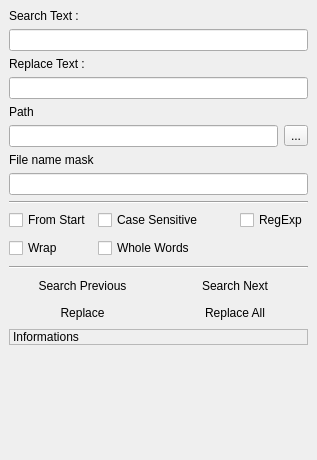
Qt form v2/branches/dev/monkey/src/qscintillamanager/ui/pSearch.ui (testmana2/mks) before a commit.
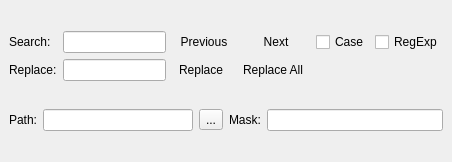
The same form after that commit. Icons and pictures are not drawn. Custom widgets are drawn as their Qt base class.

The edit to the form file:
```diff
--- a/v2/branches/dev/monkey/src/qscintillamanager/ui/pSearch.ui
+++ b/v2/branches/dev/monkey/src/qscintillamanager/ui/pSearch.ui
@@ -5,8 +5,8 @@
    <rect>
     <x>0</x>
     <y>0</y>
-    <width>317</width>
-    <height>460</height>
+    <width>452</width>
+    <height>162</height>
    </rect>
   </property>
   <property name="sizePolicy" >
@@ -20,103 +20,83 @@
   </property>
   <widget class="QWidget" name="wCentral" >
    <layout class="QVBoxLayout" >
-    <item>
-     <widget class="QLabel" name="lSearchText" >
-      <property name="text" >
-       <string>Search Text :</string>
-      </property>
-     </widget>
-    </item>
-    <item>
-     <widget class="QLineEdit" name="leSearch" >
-      <property name="toolTip" >
-       <string>Enter the string or regular expression to find.</string>
-      </property>
-     </widget>
-    </item>
-    <item>
-     <widget class="QLabel" name="lReplaceText" >
-      <property name="text" >
-       <string>Replace Text :</string>
-      </property>
-     </widget>
-    </item>
-    <item>
-     <widget class="QLineEdit" name="leReplaceText" >
-      <property name="toolTip" >
-       <string>Replace the current selection with this string</string>
-      </property>
-     </widget>
-    </item>
-    <item>
-     <widget class="QLabel" name="lPath" >
-      <property name="text" >
-       <string>Path</string>
-      </property>
-     </widget>
-    </item>
-    <item>
-     <layout class="QHBoxLayout" >
-      <item>
-       <widget class="QLineEdit" name="lePath" >
-        <property name="toolTip" >
-         <string>Path for searching</string>
-        </property>
-       </widget>
-      </item>
-      <item>
-       <widget class="QToolButton" name="tbPath" >
-        <property name="toolTip" >
-         <string>Choose dirrectory</string>
-        </property>
-        <property name="text" >
-         <string>...</string>
-        </property>
-       </widget>
-      </item>
-     </layout>
-    </item>
-    <item>
-     <widget class="QLabel" name="lMask" >
-      <property name="text" >
-       <string>File name mask</string>
-      </property>
-     </widget>
-    </item>
-    <item>
-     <widget class="QLineEdit" name="leMask" >
-      <property name="toolTip" >
-       <string>Mask of file names. Use colon for separate masks</string>
-      </property>
-     </widget>
-    </item>
-    <item>
-     <widget class="Line" name="line_2" >
-      <property name="orientation" >
-       <enum>Qt::Horizontal</enum>
-      </property>
-     </widget>
-    </item>
     <item>
      <layout class="QGridLayout" >
-      <item row="0" column="0" >
-       <widget class="QCheckBox" name="cbFromStart" >
+      <item row="1" column="0" >
+       <widget class="QLabel" name="lSearchText" >
         <property name="text" >
-         <string>From Start</string>
+         <string>Search:</string>
         </property>
        </widget>
       </item>
-      <item row="0" column="1" colspan="2" >
+      <item row="1" column="1" >
+       <widget class="QLineEdit" name="leSearch" >
+        <property name="toolTip" >
+         <string>Enter the string or regular expression to find.</string>
+        </property>
+       </widget>
+      </item>
+      <item row="1" column="2" colspan="2" >
+       <widget class="QToolButton" name="tbPrevious" >
+        <property name="sizePolicy" >
+         <sizepolicy vsizetype="Fixed" hsizetype="Expanding" >
+          <horstretch>0</horstretch>
+          <verstretch>0</verstretch>
+         </sizepolicy>
+        </property>
+        <property name="toolTip" >
+         <string>Search Previous</string>
+        </property>
+        <property name="text" >
+         <string>Previous</string>
+        </property>
+        <property name="icon" >
+         <iconset resource="../../resources/resources.qrc" >:/edit/icons/edit/previous.png</iconset>
+        </property>
+        <property name="toolButtonStyle" >
+         <enum>Qt::ToolButtonTextBesideIcon</enum>
+        </property>
+        <property name="autoRaise" >
+         <bool>true</bool>
+        </property>
+       </widget>
+      </item>
+      <item row="1" column="4" >
+       <widget class="QToolButton" name="tbNext" >
+        <property name="sizePolicy" >
+         <sizepolicy vsizetype="Fixed" hsizetype="Expanding" >
+          <horstretch>0</horstretch>
+          <verstretch>0</verstretch>
+         </sizepolicy>
+        </property>
+        <property name="toolTip" >
+         <string>Search Next</string>
+        </property>
+        <property name="text" >
+         <string>Next</string>
+        </property>
+        <property name="icon" >
+         <iconset resource="../../resources/resources.qrc" >:/edit/icons/edit/next.png</iconset>
+        </property>
+        <property name="toolButtonStyle" >
+         <enum>Qt::ToolButtonTextBesideIcon</enum>
+        </property>
+        <property name="autoRaise" >
+         <bool>true</bool>
+        </property>
+       </widget>
+      </item>
+      <item row="1" column="5" >
        <widget class="QCheckBox" name="cbCaseSensitive" >
         <property name="toolTip" >
          <string>If it's checked then the search is case sensitive.</string>
         </property>
         <property name="text" >
-         <string>Case Sensitive</string>
+         <string>Case</string>
         </property>
        </widget>
       </item>
-      <item row="0" column="3" >
+      <item row="1" column="6" >
        <widget class="QCheckBox" name="cbRegExp" >
         <property name="toolTip" >
          <string>If it's checked then expr is interpreted as a regular expression rather than a simple string.</string>
@@ -126,185 +106,135 @@
         </property>
        </widget>
       </item>
-      <item row="1" column="0" >
-       <widget class="QCheckBox" name="cbWrap" >
+      <item row="2" column="0" >
+       <widget class="QLabel" name="lReplaceText" >
+        <property name="text" >
+         <string>Replace:</string>
+        </property>
+       </widget>
+      </item>
+      <item row="2" column="1" >
+       <widget class="QLineEdit" name="leReplaceText" >
         <property name="toolTip" >
          <string>If it's checked then the search wraps around the end of the text.</string>
         </property>
+       </widget>
+      </item>
+      <item row="2" column="2" >
+       <widget class="QToolButton" name="tbReplace" >
+        <property name="sizePolicy" >
+         <sizepolicy vsizetype="Fixed" hsizetype="Expanding" >
+          <horstretch>0</horstretch>
+          <verstretch>0</verstretch>
+         </sizepolicy>
+        </property>
+        <property name="toolTip" >
+         <string>Replace</string>
+        </property>
         <property name="text" >
-         <string>Wrap</string>
+         <string>Replace</string>
         </property>
+        <property name="icon" >
+         <iconset resource="../../resources/resources.qrc" >:/edit/icons/edit/search.png</iconset>
+        </property>
+        <property name="toolButtonStyle" >
+         <enum>Qt::ToolButtonTextBesideIcon</enum>
+        </property>
+        <property name="autoRaise" >
+         <bool>true</bool>
+        </property>
        </widget>
       </item>
-      <item row="1" column="1" >
-       <widget class="QCheckBox" name="cbWholeWords" >
+      <item row="2" column="3" colspan="2" >
+       <widget class="QToolButton" name="tbReplaceAll" >
+        <property name="sizePolicy" >
+         <sizepolicy vsizetype="Fixed" hsizetype="Expanding" >
+          <horstretch>0</horstretch>
+          <verstretch>0</verstretch>
+         </sizepolicy>
+        </property>
         <property name="toolTip" >
          <string>If it's checked then the search looks for whole word matches only, otherwise it searches for any matching text.</string>
         </property>
         <property name="text" >
-         <string>Whole Words</string>
+         <string>Replace All</string>
         </property>
+        <property name="icon" >
+         <iconset resource="../../resources/resources.qrc" >:/edit/icons/edit/replace.png</iconset>
+        </property>
+        <property name="toolButtonStyle" >
+         <enum>Qt::ToolButtonTextBesideIcon</enum>
+        </property>
+        <property name="autoRaise" >
+         <bool>true</bool>
+        </property>
        </widget>
       </item>
-      <item row="1" column="2" colspan="2" >
+      <item row="2" column="5" colspan="2" >
        <spacer>
         <property name="orientation" >
          <enum>Qt::Horizontal</enum>
         </property>
-        <property name="sizeType" >
-         <enum>QSizePolicy::Ignored</enum>
-        </property>
         <property name="sizeHint" >
          <size>
-          <width>89</width>
-          <height>24</height>
+          <width>40</width>
+          <height>20</height>
          </size>
         </property>
        </spacer>
       </item>
      </layout>
     </item>
-    <item>
-     <widget class="Line" name="line" >
-      <property name="orientation" >
-       <enum>Qt::Horizontal</enum>
-      </property>
-     </widget>
-    </item>
     <item>
      <layout class="QHBoxLayout" >
       <item>
-       <widget class="QToolButton" name="tbPrevious" >
-        <property name="sizePolicy" >
-         <sizepolicy vsizetype="Fixed" hsizetype="Expanding" >
-          <horstretch>0</horstretch>
-          <verstretch>0</verstretch>
-         </sizepolicy>
-        </property>
-        <property name="toolTip" >
-         <string>Search Previous</string>
-        </property>
-        <property name="text" >
-         <string>Search Previous</string>
-        </property>
-        <property name="icon" >
-         <iconset resource="../../resources/resources.qrc" >:/edit/icons/edit/previous.png</iconset>
-        </property>
-        <property name="toolButtonStyle" >
-         <enum>Qt::ToolButtonTextBesideIcon</enum>
-        </property>
-        <property name="autoRaise" >
-         <bool>true</bool>
-        </property>
-       </widget>
+       <layout class="QHBoxLayout" >
+        <item>
+         <widget class="QLabel" name="lPath" >
+          <property name="text" >
+           <string>Path:</string>
+          </property>
+         </widget>
+        </item>
+        <item>
+         <widget class="QLineEdit" name="lePath" >
+          <property name="toolTip" >
+           <string>Path for searching</string>
+          </property>
+         </widget>
+        </item>
+        <item>
+         <widget class="QToolButton" name="tbPath" >
+          <property name="toolTip" >
+           <string>Choose dirrectory</string>
+          </property>
+          <property name="text" >
+           <string>...</string>
+          </property>
+         </widget>
+        </item>
+       </layout>
       </item>
       <item>
-       <widget class="QToolButton" name="tbNext" >
-        <property name="sizePolicy" >
-         <sizepolicy vsizetype="Fixed" hsizetype="Expanding" >
-          <horstretch>0</horstretch>
-          <verstretch>0</verstretch>
-         </sizepolicy>
-        </property>
-        <property name="toolTip" >
-         <string>Search Next</string>
-        </property>
-        <property name="text" >
-         <string>Search Next</string>
-        </property>
-        <property name="icon" >
-         <iconset resource="../../resources/resources.qrc" >:/edit/icons/edit/next.png</iconset>
-        </property>
-        <property name="toolButtonStyle" >
-         <enum>Qt::ToolButtonTextBesideIcon</enum>
-        </property>
-        <property name="autoRaise" >
-         <bool>true</bool>
-        </property>
-       </widget>
+       <layout class="QHBoxLayout" >
+        <item>
+         <widget class="QLabel" name="lMask" >
+          <property name="text" >
+           <string>Mask:</string>
+          </property>
+         </widget>
+        </item>
+        <item>
+         <widget class="QLineEdit" name="leMask" >
+          <property name="toolTip" >
+           <string>Mask of file names. Use colon for separate masks</string>
+          </property>
+         </widget>
+        </item>
+       </layout>
       </item>
      </layout>
     </item>
-    <item>
-     <layout class="QHBoxLayout" >
-      <item>
-       <widget class="QToolButton" name="tbReplace" >
-        <property name="sizePolicy" >
-         <sizepolicy vsizetype="Fixed" hsizetype="Expanding" >
-          <horstretch>0</horstretch>
-          <verstretch>0</verstretch>
-         </sizepolicy>
-        </property>
-        <property name="toolTip" >
-         <string>Replace</string>
-        </property>
-        <property name="text" >
-         <string>Replace</string>
-        </property>
-        <property name="icon" >
-         <iconset resource="../../resources/resources.qrc" >:/edit/icons/edit/search.png</iconset>
-        </property>
-        <property name="toolButtonStyle" >
-         <enum>Qt::ToolButtonTextBesideIcon</enum>
-        </property>
-        <property name="autoRaise" >
-         <bool>true</bool>
-        </property>
-       </widget>
-      </item>
-      <item>
-       <widget class="QToolButton" name="tbReplaceAll" >
-        <property name="sizePolicy" >
-         <sizepolicy vsizetype="Fixed" hsizetype="Expanding" >
-          <horstretch>0</horstretch>
-          <verstretch>0</verstretch>
-         </sizepolicy>
-        </property>
-        <property name="toolTip" >
-         <string>Replace All</string>
-        </property>
-        <property name="text" >
-         <string>Replace All</string>
-        </property>
-        <property name="icon" >
-         <iconset resource="../../resources/resources.qrc" >:/edit/icons/edit/replace.png</iconset>
-        </property>
-        <property name="toolButtonStyle" >
-         <enum>Qt::ToolButtonTextBesideIcon</enum>
-        </property>
-        <property name="autoRaise" >
-         <bool>true</bool>
-        </property>
-       </widget>
-      </item>
-     </layout>
-    </item>
-    <item>
-     <widget class="QLabel" name="lInformations" >
-      <property name="frameShape" >
-       <enum>QFrame::StyledPanel</enum>
-      </property>
-      <property name="text" >
-       <string>Informations</string>
-      </property>
-      <property name="textFormat" >
-       <enum>Qt::PlainText</enum>
-      </property>
-     </widget>
-    </item>
-    <item>
-     <spacer>
-      <property name="orientation" >
-       <enum>Qt::Vertical</enum>
-      </property>
-      <property name="sizeHint" >
-       <size>
-        <width>20</width>
-        <height>40</height>
-       </size>
-      </property>
-     </spacer>
-    </item>
    </layout>
   </widget>
  </widget>
```
Left out of the diff: 7 changed lines with no effect on the pictures.
